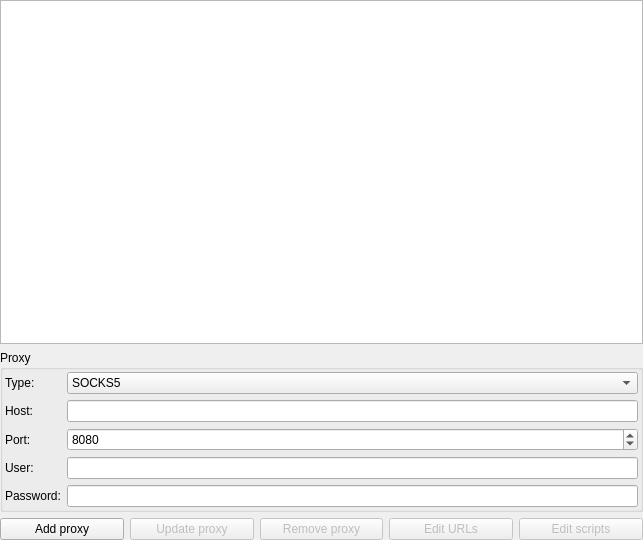
0xd34df00d/leechcraft, file src/plugins/xproxy/proxiesconfigwidget.ui: the form before one commit.
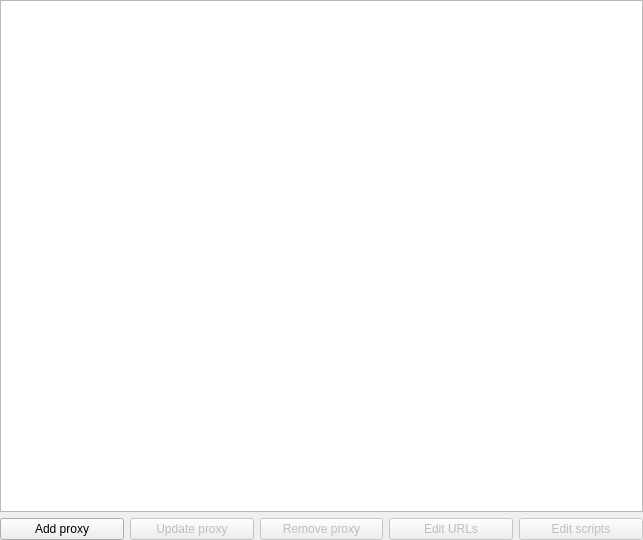
The form after the commit.

Commit message: [XProxy] Use ProxyConfigDialog.

```diff
--- a/src/plugins/xproxy/proxiesconfigwidget.ui
+++ b/src/plugins/xproxy/proxiesconfigwidget.ui
@@ -20,126 +20,6 @@
    <item>
     <widget class="QTreeView" name="ProxiesList_"/>
    </item>
-   <item>
-    <layout class="QHBoxLayout" name="horizontalLayout">
-     <item>
-      <widget class="QGroupBox" name="groupBox_2">
-       <property name="title">
-        <string>Proxy</string>
-       </property>
-       <layout class="QFormLayout" name="formLayout_2">
-        <property name="fieldGrowthPolicy">
-         <enum>QFormLayout::AllNonFixedFieldsGrow</enum>
-        </property>
-        <property name="margin">
-         <number>2</number>
-        </property>
-        <item row="0" column="0">
-         <widget class="QLabel" name="label_8">
-          <property name="text">
-           <string>Type:</string>
-          </property>
-          <property name="buddy">
-           <cstring>ProxyType_</cstring>
-          </property>
-         </widget>
-        </item>
-        <item row="0" column="1">
-         <widget class="QComboBox" name="ProxyType_">
-          <item>
-           <property name="text">
-            <string notr="true">SOCKS5</string>
-           </property>
-          </item>
-          <item>
-           <property name="text">
-            <string notr="true">HTTP</string>
-           </property>
-          </item>
-          <item>
-           <property name="text">
-            <string notr="true">Caching HTTP</string>
-           </property>
-          </item>
-          <item>
-           <property name="text">
-            <string notr="true">Caching FTP</string>
-           </property>
-          </item>
-          <item>
-           <property name="text">
-            <string>None</string>
-           </property>
-          </item>
-         </widget>
-        </item>
-        <item row="1" column="0">
-         <widget class="QLabel" name="label_7">
-          <property name="text">
-           <string>Host:</string>
-          </property>
-          <property name="buddy">
-           <cstring>ProxyHost_</cstring>
-          </property>
-         </widget>
-        </item>
-        <item row="1" column="1">
-         <widget class="QLineEdit" name="ProxyHost_"/>
-        </item>
-        <item row="2" column="0">
-         <widget class="QLabel" name="label_6">
-          <property name="text">
-           <string>Port:</string>
-          </property>
-          <property name="buddy">
-           <cstring>ProxyPort_</cstring>
-          </property>
-         </widget>
-        </item>
-        <item row="3" column="0">
-         <widget class="QLabel" name="label_4">
-          <property name="text">
-           <string>User:</string>
-          </property>
-          <property name="buddy">
-           <cstring>ProxyUser_</cstring>
-          </property>
-         </widget>
-        </item>
-        <item row="3" column="1">
-         <widget class="QLineEdit" name="ProxyUser_"/>
-        </item>
-        <item row="4" column="0">
-         <widget class="QLabel" name="label_5">
-          <property name="text">
-           <string>Password:</string>
-          </property>
-          <property name="buddy">
-           <cstring>ProxyPassword_</cstring>
-          </property>
-         </widget>
-        </item>
-        <item row="4" column="1">
-         <widget class="QLineEdit" name="ProxyPassword_"/>
-        </item>
-        <item row="2" column="1">
-         <widget class="QSpinBox" name="ProxyPort_">
-          <property name="minimum">
-           <number>1</number>
-          </property>
-          <property name="maximum">
-           <number>65535</number>
-          </property>
-          <property name="value">
-           <number>8080</number>
-          </property>
-         </widget>
-        </item>
-       </layout>
-      </widget>
-     </item>
-    </layout>
-   </item>
    <item>
     <layout class="QHBoxLayout" name="horizontalLayout_2">
      <item>
```
Left out of the diff: 56 changed lines with no effect on the pictures. The commit also changes 2 other files.
